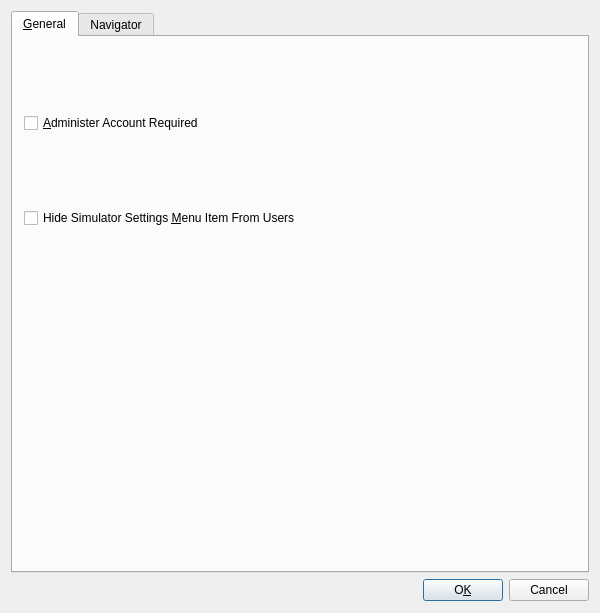
Before: the Qt Designer form src/gui/ui/simulatorsettingsdialog.ui in mannd/epsimulator, drawn with Qt 5.
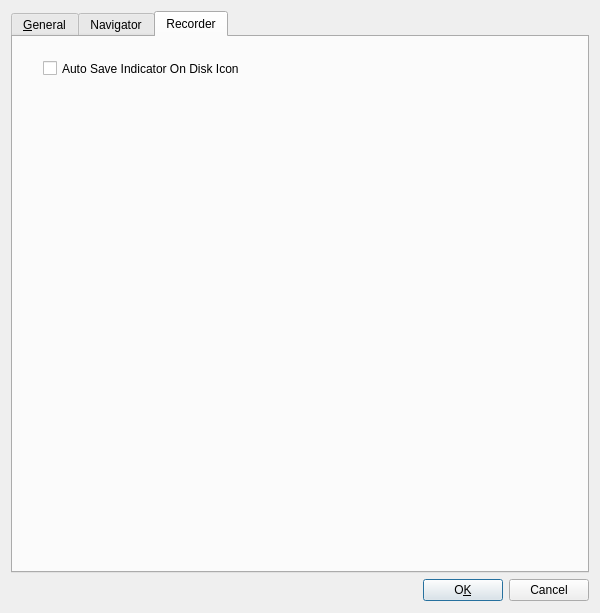
After: the same form once the commit is applied. The open tabs and pages were chosen to show the change.

Commit message: r611@Sluggo:  mannd | 2008-02-19 20:15:33 -0500  changed Recorder constructor to take Study* and OpticalDisk* parameters, now that Recorder deletes on close  r612@Sluggo:  mannd | 2008-02-22 21:09:12 -0500  Navigator now can update blue bar without restarting  r613@Sluggo:  mannd | 2008-02-25 22:26:55 -0500  recompiled Qt4 with sound support, compilation now requires Qt with sound support.  On Linux must have libaudio.so installed, from the Network Sound System.  r614@Sluggo:  mannd | 2008-02-26 20:54:57 -0500  added EpRecorder namespace, work on save/autosave stuff

Patch:
```diff
--- a/src/gui/ui/simulatorsettingsdialog.ui
+++ b/src/gui/ui/simulatorsettingsdialog.ui
@@ -28,7 +28,19 @@
     <property name="margin" >
      <number>0</number>
     </property>
-    <property name="spacing" >
+    <property name="topMargin" >
+     <number>0</number>
+    </property>
+    <property name="rightMargin" >
+     <number>0</number>
+    </property>
+    <property name="bottomMargin" >
+     <number>0</number>
+    </property>
+    <property name="horizontalSpacing" >
+     <number>6</number>
+    </property>
+    <property name="verticalSpacing" >
      <number>6</number>
     </property>
     <item row="1" column="1" >
@@ -236,6 +248,24 @@
         </layout>
        </widget>
       </widget>
+      <widget class="QWidget" name="tab" >
+       <attribute name="title" >
+        <string>Recorder</string>
+       </attribute>
+       <widget class="QCheckBox" name="checkBox" >
+        <property name="geometry" >
+         <rect>
+          <x>30</x>
+          <y>20</y>
+          <width>391</width>
+          <height>23</height>
+         </rect>
+        </property>
+        <property name="text" >
+         <string>Auto Save Indicator On Disk Icon</string>
+        </property>
+       </widget>
+      </widget>
      </widget>
     </item>
     <item row="1" column="2" >
```
Left out of the diff: 56 changed lines with no effect on the pictures. The commit also changes 24 other files.
